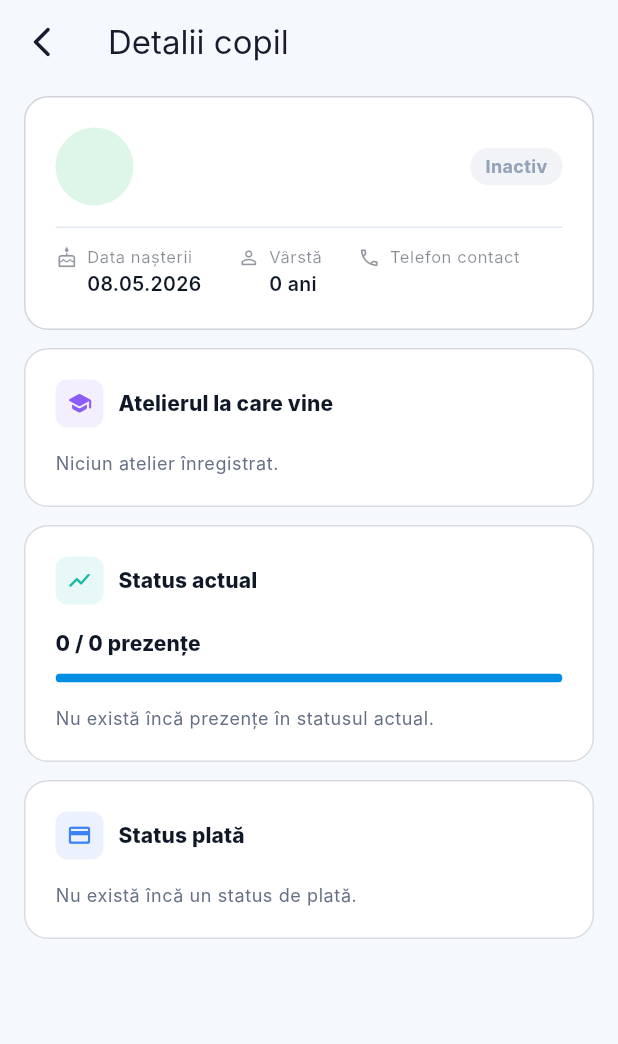
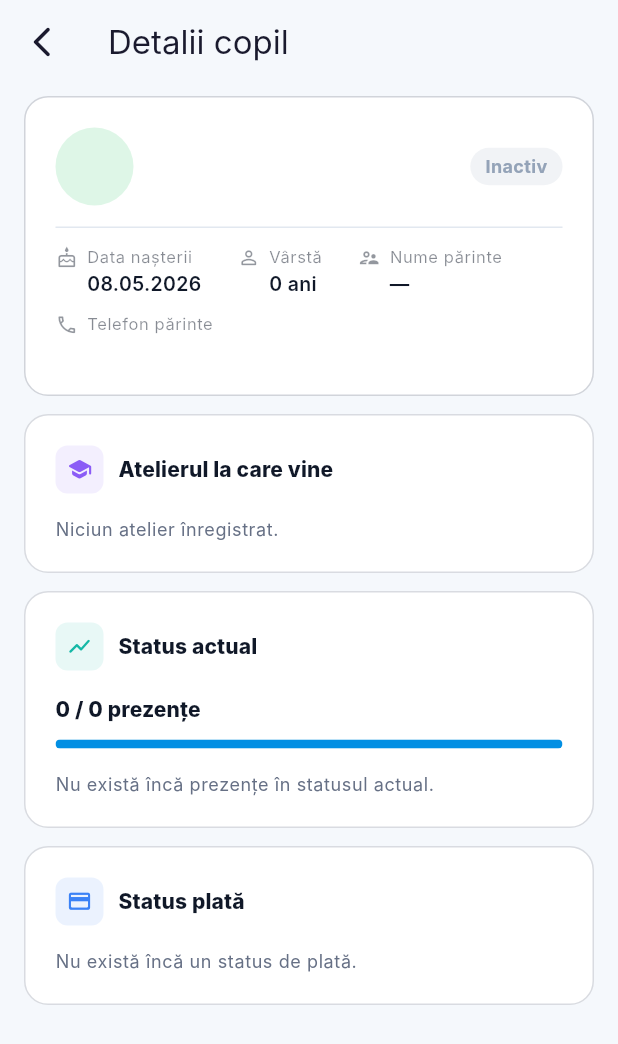
Before and after one commit to angheltofan/TTH-Manager, a Flutter app: the ChildDetailsPage screen opened directly with empty values, on a phone screen of 412 x 824 dp. Shown: the top 1044 px of the screen. Run offline on Flutter 3.47's test engine with Material 3 defaults, Android fonts, the phone set to English and light mode, and no system bars; our stand-ins replace flutter_riverpod, go_router, supabase_flutter; accounts and stored records are empty; network calls fail; Roboto replaces fonts that are missing (Inter).

Commit message:
Add parent_name display and payment_method storage/display

```diff
--- a/lib/features/children/domain/child_model.dart
+++ b/lib/features/children/domain/child_model.dart
@@ -1,11 +1,12 @@
 /// Typed model for a single child record from the `children` table.
-/// Used by the Child Details page. Does not include parent_name.
+/// Used by the Child Details page.
 class ChildModel {
   const ChildModel({
     required this.id,
     required this.firstName,
     required this.lastName,
     this.birthDate,
+    this.parentName,
     this.parentPhone,
     this.notes,
     this.isActive,
@@ -15,6 +16,7 @@ class ChildModel {
   final String firstName;
   final String lastName;
   final DateTime? birthDate;
+  final String? parentName;
   final String? parentPhone;
   final String? notes;
   final bool? isActive;
@@ -40,6 +42,7 @@ class ChildModel {
         birthDate: map['birth_date'] != null
             ? DateTime.tryParse(map['birth_date'] as String)
             : null,
+        parentName: map['parent_name'] as String?,
         parentPhone: map['parent_phone'] as String?,
         notes: map['notes'] as String?,
         isActive: map['is_active'] as bool?,
--- a/lib/features/children/domain/child_payment_cycle.dart
+++ b/lib/features/children/domain/child_payment_cycle.dart
@@ -9,6 +9,8 @@ class ChildPaymentCycle {
     this.status,
     this.paidAt,
     this.confirmedBy,
+    this.paymentMethod,
+    this.notes,
     this.createdAt,
   });
 
@@ -22,6 +24,12 @@ class ChildPaymentCycle {
   final String? status;
   final DateTime? paidAt;
   final String? confirmedBy;
+
+  /// 'pos' or 'op', or null for legacy records.
+  final String? paymentMethod;
+
+  /// Optional free-text note — used as fallback to infer method for old records.
+  final String? notes;
   final DateTime? createdAt;
 
   factory ChildPaymentCycle.fromMap(Map<String, dynamic> map) =>
@@ -40,6 +48,8 @@ class ChildPaymentCycle {
             ? DateTime.tryParse(map['paid_at'] as String)
             : null,
         confirmedBy: map['confirmed_by'] as String?,
+        paymentMethod: map['payment_method'] as String?,
+        notes: map['notes'] as String?,
         createdAt: map['created_at'] != null
             ? DateTime.tryParse(map['created_at'] as String)
             : null,
--- a/lib/features/children/presentation/widgets/child_info_card.dart
+++ b/lib/features/children/presentation/widgets/child_info_card.dart
@@ -93,10 +93,18 @@ class ChildInfoCard extends StatelessWidget {
                   label: 'Vârstă',
                   value: '${child.age} ani',
                 ),
+              _InfoChip(
+                icon: Icons.supervisor_account_outlined,
+                label: 'Nume părinte',
+                value: (child.parentName != null &&
+                        child.parentName!.isNotEmpty)
+                    ? child.parentName!
+                    : '—',
+              ),
               if (child.parentPhone != null)
                 _InfoChip(
                   icon: Icons.phone_outlined,
-                  label: 'Telefon contact',
+                  label: 'Telefon părinte',
                   value: child.parentPhone!,
                 ),
               if (child.notes != null && child.notes!.isNotEmpty)
--- a/lib/features/children/presentation/widgets/payment_status_card.dart
+++ b/lib/features/children/presentation/widgets/payment_status_card.dart
@@ -4,6 +4,7 @@ import 'package:supabase_flutter/supabase_flutter.dart';
 
 import '../../../../core/widgets/error_state.dart';
 import '../../../../core/widgets/loading_state.dart';
+import '../../domain/child_payment_cycle.dart';
 import '../../domain/child_payment_status_row.dart';
 import '../../providers/child_details_providers.dart';
 import 'active_cycle_section.dart';
@@ -50,7 +51,7 @@ class PaymentStatusCard extends ConsumerWidget {
     final allPaymentRows = paymentRowsAsync.valueOrNull ?? [];
     final currentRows = currentRowsAsync.valueOrNull ?? [];
     final paymentCycles = paymentCyclesAsync.valueOrNull ?? [];
-    final groups = _buildGroups(allPaymentRows);
+    final groups = _buildGroups(allPaymentRows, paymentCycles);
 
     final sortedAsc = [...groups]
       ..sort((a, b) => (a.periodStart ?? DateTime(0))
@@ -67,6 +68,14 @@ class PaymentStatusCard extends ConsumerWidget {
     final isAlreadyConfirmed =
         paymentCycles.any((c) => c.status == 'paid_advance') ||
             groups.any((g) => g.cycleStatus == 'paid_advance');
+
+    // Resolve the method for an already-confirmed advance cycle.
+    final advanceCycle = paymentCycles
+        .where((c) => c.status == 'paid_advance')
+        .firstOrNull;
+    final confirmedPaymentMethod = advanceCycle != null
+        ? _resolveMethod(advanceCycle.paymentMethod, advanceCycle.notes)
+        : null;
 
     final dueGroup = dueGroups.isNotEmpty ? dueGroups.first : null;
     final showActiveCycle = currentRows.isNotEmpty;
@@ -86,8 +95,7 @@ class PaymentStatusCard extends ConsumerWidget {
               childId: childId,
               currentRows: currentRows,
               dueGroup: dueGroup,
-              isConfirmed: isAlreadyConfirmed,
-            ),
+              isConfirmed: isAlreadyConfirmed,              confirmedPaymentMethod: confirmedPaymentMethod,            ),
             if (visible.isNotEmpty)
               Divider(
                 height: 24,
@@ -121,6 +129,7 @@ class PaymentStatusCard extends ConsumerWidget {
                 periodEnd: g.periodEnd,
                 paidAt: g.paidAt,
                 confirmedByName: g.confirmedByName,
+                paymentMethod: g.paymentMethod,
                 rows: g.rows,
                 onConfirmPayment:
                     (g.cycleStatus == 'due' || g.cycleStatus == 'overdue')
@@ -146,6 +155,7 @@ class PaymentStatusCard extends ConsumerWidget {
         await ref.read(childDetailsRepositoryProvider).confirmPayment(
           cycleId: cycleId,
           userId: authUser.id,
+          paymentMethod: method.toLowerCase(), // 'pos' or 'op'
           notes: 'Plată confirmată prin $method.',
         );
       },
@@ -158,7 +168,10 @@ class PaymentStatusCard extends ConsumerWidget {
     ref.invalidate(childCurrentStatusProvider(childId));
   }
 
-  List<CycleGroup> _buildGroups(List<ChildPaymentStatusRow> rows) {
+  List<CycleGroup> _buildGroups(
+    List<ChildPaymentStatusRow> rows,
+    List<ChildPaymentCycle> cycles,
+  ) {
     final Map<String, List<ChildPaymentStatusRow>> map = {};
     final Map<String, ChildPaymentStatusRow> meta = {};
 
@@ -169,6 +182,9 @@ class PaymentStatusCard extends ConsumerWidget {
       meta.putIfAbsent(id, () => row);
     }
 
+    // Build a lookup of cycle data for paymentMethod / notes.
+    final cycleData = {for (final c in cycles) c.id: c};
+
     return map.entries.map((e) {
       final m = meta[e.key]!;
       final sorted = (e.value
@@ -176,6 +192,7 @@ class PaymentStatusCard extends ConsumerWidget {
                 .compareTo(b.workshopDate ?? DateTime(0))))
           .where((r) => r.workshopDate != null)
           .toList();
+      final cycle = cycleData[e.key];
       return CycleGroup(
         cycleId: e.key,
         cycleStatus: m.cycleStatus,
@@ -183,9 +200,25 @@ class PaymentStatusCard extends ConsumerWidget {
         periodEnd: m.periodEnd,
         paidAt: m.paidAt,
         confirmedByName: m.confirmedByName,
+        paymentMethod:
+            _resolveMethod(cycle?.paymentMethod, cycle?.notes),
         rows: sorted,
       );
     }).toList();
+  }
+
+  /// Derives a display method label from the stored column or, as fallback,
+  /// the legacy notes string written by older versions of the app.
+  static String? _resolveMethod(String? paymentMethod, String? notes) {
+    if (paymentMethod != null && paymentMethod.isNotEmpty) {
+      return paymentMethod.toUpperCase(); // 'pos' → 'POS', 'op' → 'OP'
+    }
+    if (notes == null) return null;
+    final upper = notes.toUpperCase();
+    if (upper.contains('POS')) return 'POS';
+    // 'OP' was written as "... prin OP." — avoid matching it inside longer words.
+    if (RegExp(r'\bOP\b').hasMatch(upper)) return 'OP';
+    return null;
   }
 
   List<CycleGroup> _buildVisible(List<CycleGroup> groups,
```
Also changed, not shown: lib/features/children/data/child_details_repository.dart (+6 -1 lines), lib/features/children/presentation/widgets/active_cycle_section.dart (+20 -2 lines), lib/features/children/presentation/widgets/payment_cycle_card.dart (+15 -1 lines), lib/features/children/presentation/widgets/payment_status_helpers.dart (+59 -4 lines).
